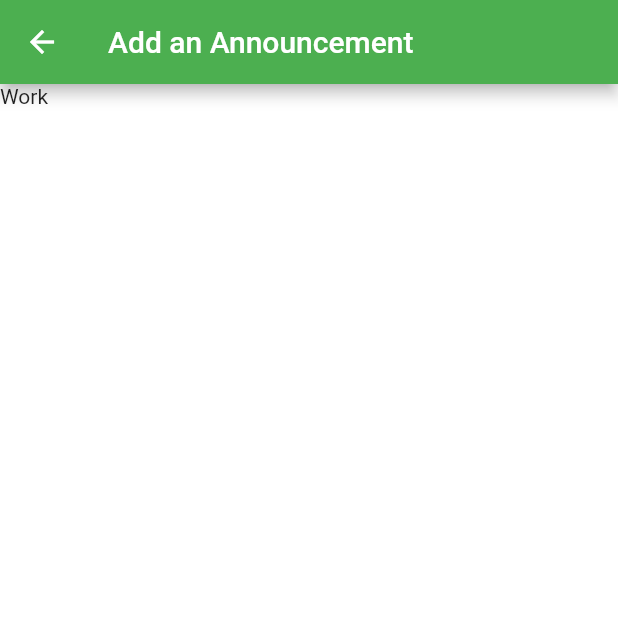
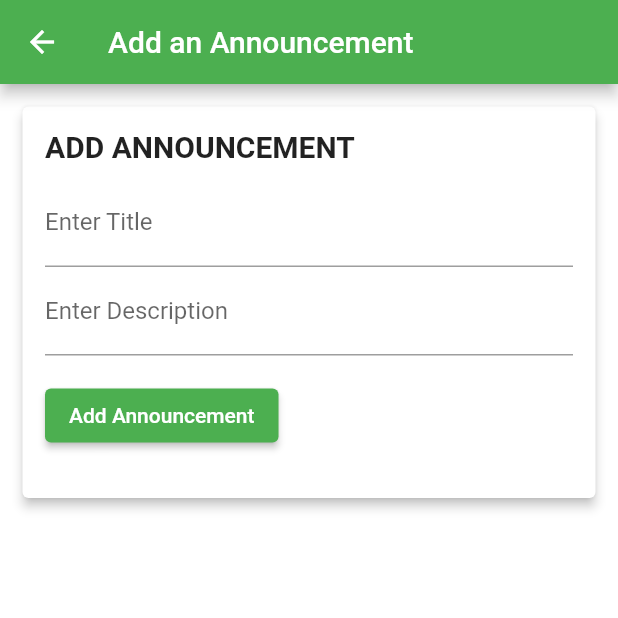
Before and after one commit to Kelowna-Islamic-Center/mobile, a Flutter app: the NewAnnouncementsPage screen opened directly, on a phone screen of 412 x 824 dp, the top half of it. Run offline on Flutter 3.47's test engine with Material 2 defaults, Android fonts, the phone set to English and light mode, and no system bars; our stand-ins replace cloud_firestore, firebase_auth, firebase_core, firebase_messaging, flutter_local_notifications, shared_preferences; accounts and stored records are empty; network calls fail.

Commit message:
Basic layout of announcement editor

```diff
--- a/lib/admin-tools/announcements_editor.dart
+++ b/lib/admin-tools/announcements_editor.dart
@@ -28,7 +28,7 @@ class AnnouncementsEditorState extends State<AnnouncementsEditor> {
   void _navigateForAddAnnouncement() {
     Navigator.push(
       context,
-      MaterialPageRoute(builder: (context) => const NewAnnouncementsPage()),
+      MaterialPageRoute(builder: (context) => NewAnnouncementsPage()),
     );
   }
 
--- a/lib/admin-tools/new_announcement_page.dart
+++ b/lib/admin-tools/new_announcement_page.dart
@@ -1,9 +1,28 @@
 import 'package:flutter/material.dart';
 
-class NewAnnouncementsPage extends StatelessWidget {
+class NewAnnouncementsPage extends StatefulWidget {
   const NewAnnouncementsPage({Key? key}) : super(key: key);
 
-  // TODO: Add offline support
+  @override
+  NewAnnouncementsPageState createState() => NewAnnouncementsPageState();
+}
+
+
+class NewAnnouncementsPageState extends State<NewAnnouncementsPage> {
+
+  String title = "";
+  String description = "";
+  bool loading = false;
+
+  final _formKey = GlobalKey<FormState>();
+
+  Future<Map<String, dynamic>> _addAnnouncement() async {
+    // TODO: Implement method
+    return {
+      "success": true,
+      "message": "works"
+    };
+  }
 
   @override
   Widget build(BuildContext context) => Scaffold(
@@ -11,6 +30,84 @@ class NewAnnouncementsPage extends StatelessWidget {
       title: const Text("Add an Announcement"),
     ),
 
-    body: const Text("Work")
+    body: SingleChildScrollView(child:
+      Card(
+        margin: const EdgeInsets.all(15.0),
+        elevation: 3,
+        child: Padding(padding: const EdgeInsets.all(15.0),
+          child: Column(
+            crossAxisAlignment: CrossAxisAlignment.start,
+            children: [
+              Text("Add Announcement".toUpperCase(),
+                style: const TextStyle(
+                  fontSize: 20.0,
+                  fontWeight: FontWeight.bold)),
+
+              const SizedBox(height: 10.0),
+
+              Form(
+                key: _formKey,
+                child: Column(
+                  crossAxisAlignment: CrossAxisAlignment.start,
+                  children: [
+                    /* Email Address Field */
+                    TextFormField(
+                      decoration: const InputDecoration(labelText: 'Enter Title'),
+                      keyboardType: TextInputType.text,
+                      onSaved: (String? value) => title = value!,
+                      validator: (value) {
+                        if (value == null || value.isEmpty) return 'Title cannot be empty';
+                        return null;
+                      },
+                    ),
+
+                    /* Password Field */
+                    TextFormField(
+                      decoration: const InputDecoration(labelText: 'Enter Description'),
+                      keyboardType: TextInputType.multiline,
+                      maxLines: null,
+                      onSaved: (String? value) => description = value!,
+                      validator: (value) {
+                        if (value == null || value.isEmpty) return 'Description cannot be empty';
+                        return null;
+                      },
+                    ),
+                    Padding(
+                        padding: const EdgeInsets.symmetric(vertical: 16.0),
+                        child: Row(
+                          children: [
+                            /* Submit Button */
+                            ElevatedButton(
+                              onPressed: () async {
+                                if (_formKey.currentState!.validate()) {
+                                  loading = true;
+                                  _formKey.currentState!.save();
+
+                                  Map<String, dynamic> auth = await _addAnnouncement();
+                                  loading = false;
+
+                                  if (auth["success"]) {
+
+                                  } else {
+                                    ScaffoldMessenger.of(context).showSnackBar(
+                                      SnackBar(content: Text(auth["message"])),
+                                    );
+                                  }
+                                }
+                              },
+                              child: const Text('Add Announcement'),
+                            ),
+                            const SizedBox(width: 20),
+                            if (loading) const CircularProgressIndicator()
+                          ],
+                        ))
+                  ],
+                ),
+              )
+            ],
+          ),
+        ),
+      )
+    )
   );
 }
```
